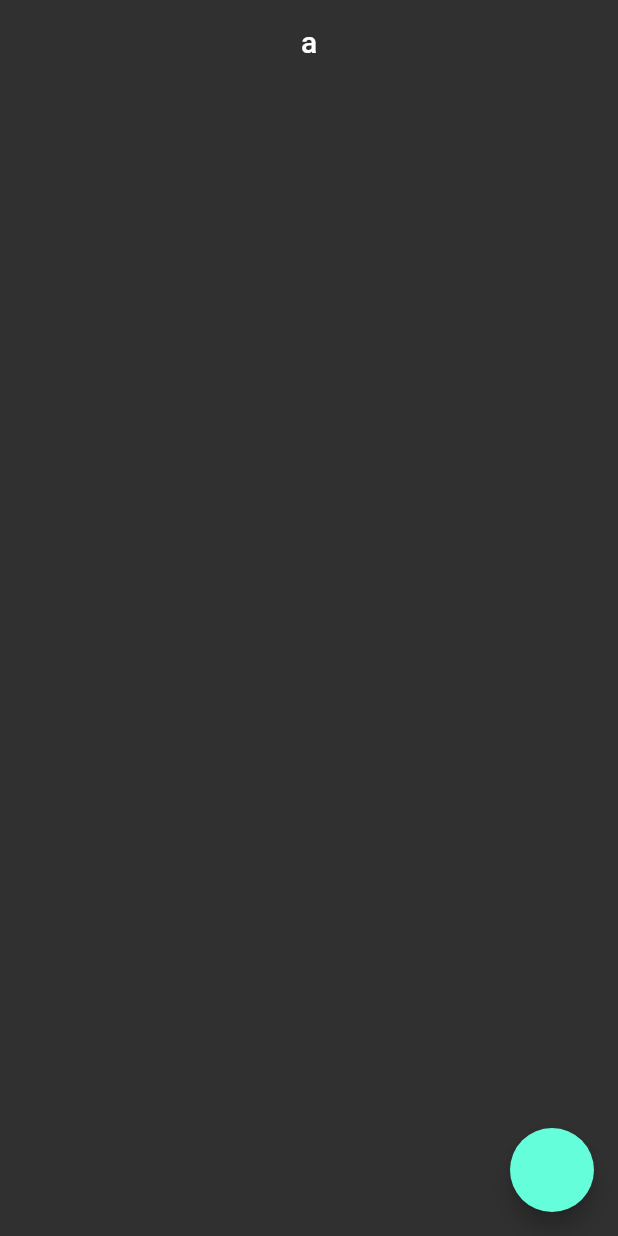
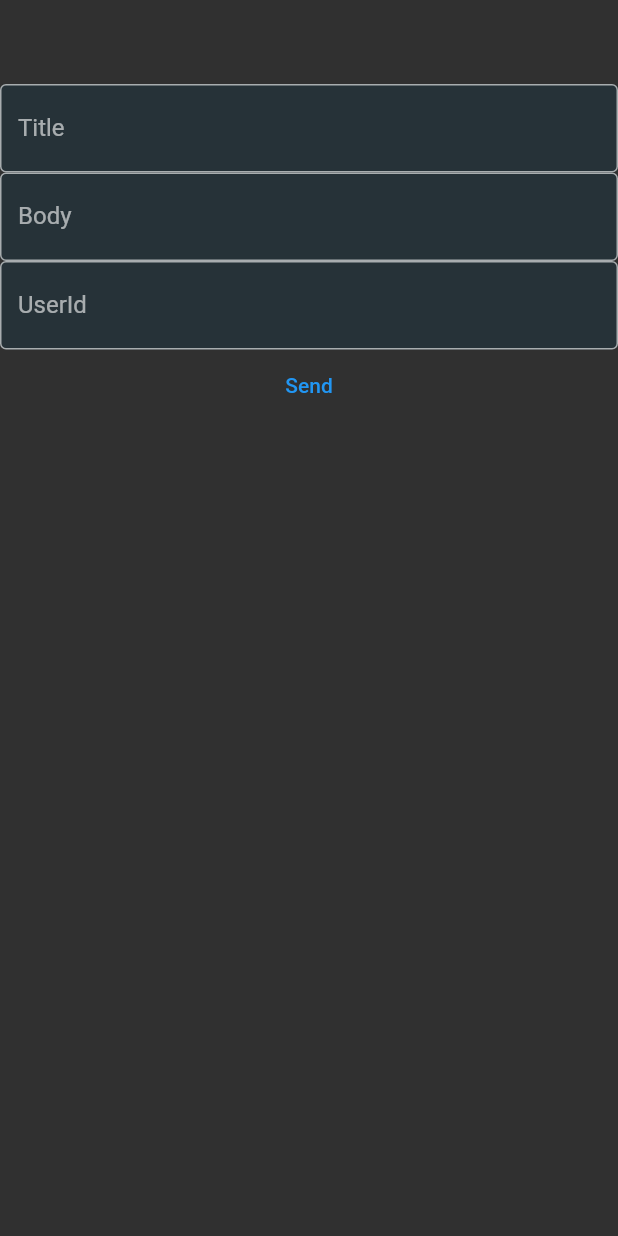
Before and after one commit to KLYCHUB/flutter_learn, a Flutter app: the screen it shows after launch, on a phone screen of 412 x 824 dp. Run offline on Flutter 3.47's test engine with Material 2 defaults, Android fonts, the light colour scheme and no system bars; our stand-ins replace dio.

Commit message:
Services

```diff
--- /dev/null
+++ b/lib/202/service/post_model.dart
@@ -0,0 +1,26 @@
+class PostModel {
+  int? userId;
+  int? id;
+  String? title;
+  String? body;
+
+  PostModel({this.userId, this.id, this.title, this.body});
+
+  // Kod yazilmaz!
+  PostModel.fromJson(Map<String, dynamic> json) {
+    userId = json['userId'];
+    id = json['id'];
+    title = json['title'];
+    body = json['body'];
+  }
+
+  // Kod yazilmaz!
+  Map<String, dynamic> toJson() {
+    final Map<String, dynamic> data = <String, dynamic>{};
+    data['userId'] = userId;
+    data['id'] = id;
+    data['title'] = title;
+    data['body'] = body;
+    return data;
+  }
+}
--- /dev/null
+++ b/lib/202/service/services_post_learn.dart
@@ -0,0 +1,117 @@
+// ignore_for_file: unused_element
+
+import 'dart:io';
+
+import 'package:dio/dio.dart';
+import 'package:flutter/material.dart';
+import 'post_model.dart';
+
+class ServicePostLearn extends StatefulWidget {
+  const ServicePostLearn({Key? key}) : super(key: key);
+
+  @override
+  State<ServicePostLearn> createState() => _ServiceLearnState();
+}
+
+class _ServiceLearnState extends State<ServicePostLearn> {
+  String? name;
+  bool _isLoading = false;
+  late final Dio _dio;
+  final _baseUrl = 'https://jsonplaceholder.typicode.com/';
+
+  final TextEditingController _titleController = TextEditingController();
+  final TextEditingController _bodyController = TextEditingController();
+  final TextEditingController _userIdController = TextEditingController();
+  @override
+  void initState() {
+    super.initState();
+    _dio = Dio(BaseOptions(baseUrl: _baseUrl));
+  }
+
+  void _changeLoading() {
+    setState(() {
+      _isLoading = !_isLoading;
+    });
+  }
+
+  Future<void> _addItemToService(PostModel postModel) async {
+    _changeLoading();
+    final response = await _dio.post('posts', data: postModel);
+
+    if (response.statusCode == HttpStatus.created) {
+      name = 'Basarili';
+    }
+    _changeLoading();
+  }
+
+  @override
+  Widget build(BuildContext context) {
+    return Scaffold(
+      appBar: AppBar(
+        title: Text(name ?? ''),
+        actions: [
+          _isLoading
+              ? const CircularProgressIndicator.adaptive()
+              : const SizedBox.shrink()
+        ],
+      ),
+      body: Column(
+        children: [
+          TextField(
+            controller: _titleController,
+            decoration: const InputDecoration(labelText: 'Title'),
+            keyboardType: TextInputType.text,
+            textInputAction: TextInputAction.next,
+          ),
+          TextField(
+            controller: _bodyController,
+            decoration: const InputDecoration(labelText: 'Body'),
+            textInputAction: TextInputAction.next,
+          ),
+          TextField(
+              controller: _userIdController,
+              keyboardType: TextInputType.phone,
+              autofillHints: const [AutofillHints.creditCardNumber],
+              decoration: const InputDecoration(labelText: 'UserId')),
+          TextButton(
+              onPressed: _isLoading
+                  ? null
+                  : () {
+                      if (_titleController.text.isNotEmpty &&
+                          _bodyController.text.isNotEmpty &&
+                          _userIdController.text.isNotEmpty) {
+                        final model = PostModel(
+                            body: _bodyController.text,
+                            title: _titleController.text,
+                            userId: int.tryParse(_userIdController.text));
+
+                        _addItemToService(model);
+                      }
+                    },
+              child: const Text('Send'))
+        ],
+      ),
+    );
+  }
+}
+
+class _PostCard extends StatelessWidget {
+  const _PostCard({
+    Key? key,
+    required PostModel? model,
+  })  : _model = model,
+        super(key: key);
+
+  final PostModel? _model;
+
+  @override
+  Widget build(BuildContext context) {
+    return Card(
+      margin: const EdgeInsets.only(bottom: 20),
+      child: ListTile(
+        title: Text(_model?.title ?? ''),
+        subtitle: Text(_model?.body ?? ''),
+      ),
+    );
+  }
+}
--- a/lib/main.dart
+++ b/lib/main.dart
@@ -1,8 +1,8 @@
 import 'package:flutter/material.dart';
 import 'package:flutter/services.dart';
+import 'package:flutter_learn/202/service/services_post_learn.dart';
 
 import '101/color_learn.dart';
-import '202/model_learn_view.dart';
 
 void main() {
   runApp(const MyApp());
@@ -49,7 +49,7 @@ class MyApp extends StatelessWidget {
           systemOverlayStyle: SystemUiOverlayStyle.light,
         ),
       ),
-      home: const ModelLearnView(),
+      home: const ServicePostLearn(),
     );
   }
 }
--- a/pubspec.yaml
+++ b/pubspec.yaml
@@ -35,6 +35,7 @@ dependencies:
   # The following adds the Cupertino Icons font to your application.
   # Use with the CupertinoIcons class for iOS style icons.
   cupertino_icons: ^1.0.2
+  dio: ^5.3.3
 
 dev_dependencies:
   flutter_test:
```
Also changed, not shown: lib/202/service/coments_learn_view.dart (added, +50 -0 lines), lib/202/service/comment_model.dart (added, +27 -0 lines), lib/202/service/post_service.dart (added, +113 -0 lines), lib/202/service/service_learn_view.dart (added, +114 -0 lines), pubspec.lock.
